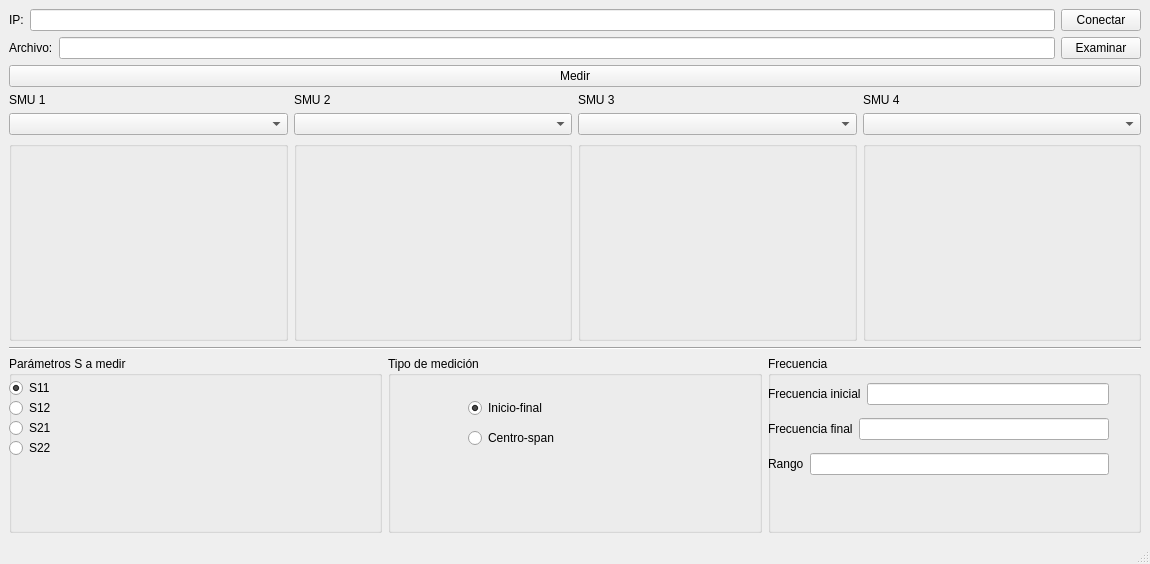
Before: the Qt Designer form gui/ui/Keithley.ui in jsantos17/Tesis, drawn with Qt 5.
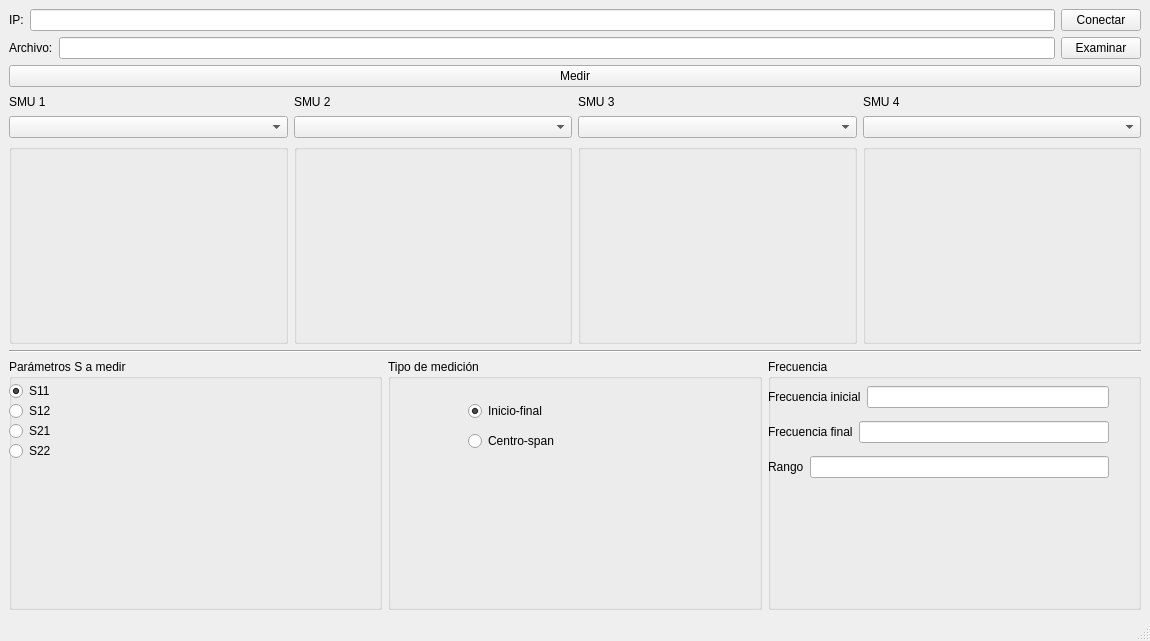
After: the same form once the commit is applied.

Patch:
```diff
--- a/gui/ui/Keithley.ui
+++ b/gui/ui/Keithley.ui
@@ -7,7 +7,7 @@
     <x>0</x>
     <y>0</y>
     <width>1150</width>
-    <height>564</height>
+    <height>641</height>
    </rect>
   </property>
   <property name="minimumSize">
```
